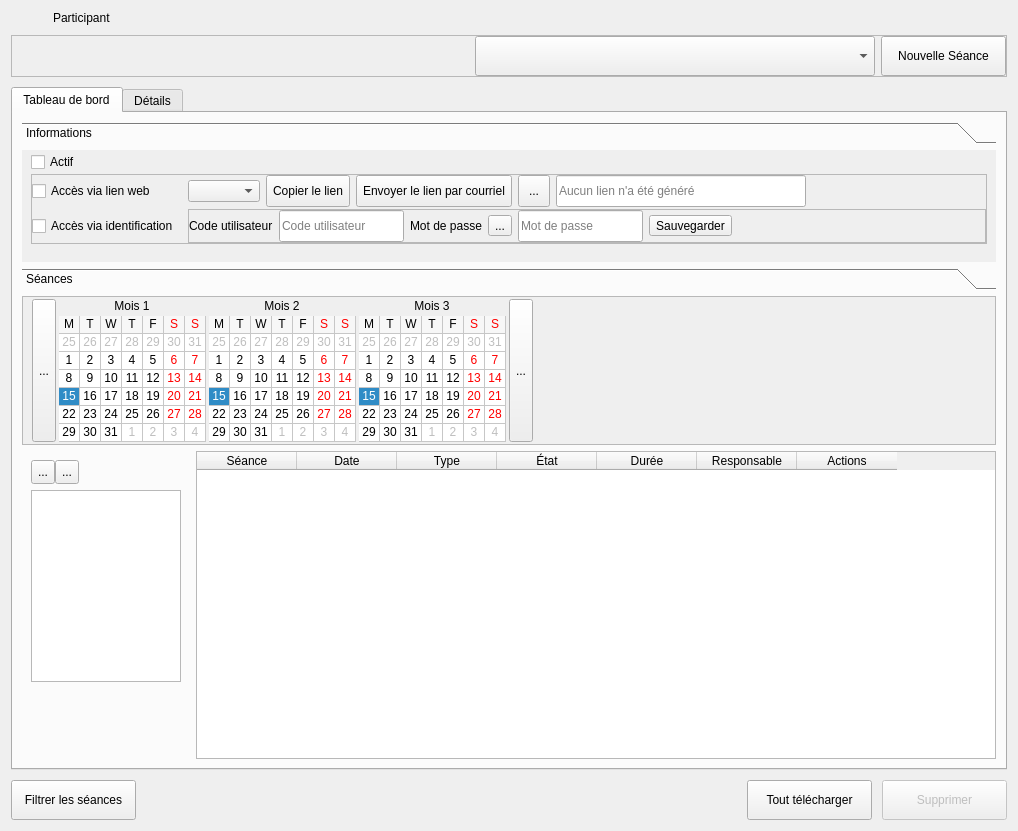
First picture: the form in client/src/editors/ParticipantWidget.ui, repository introlab/openteraplus, before the edit.
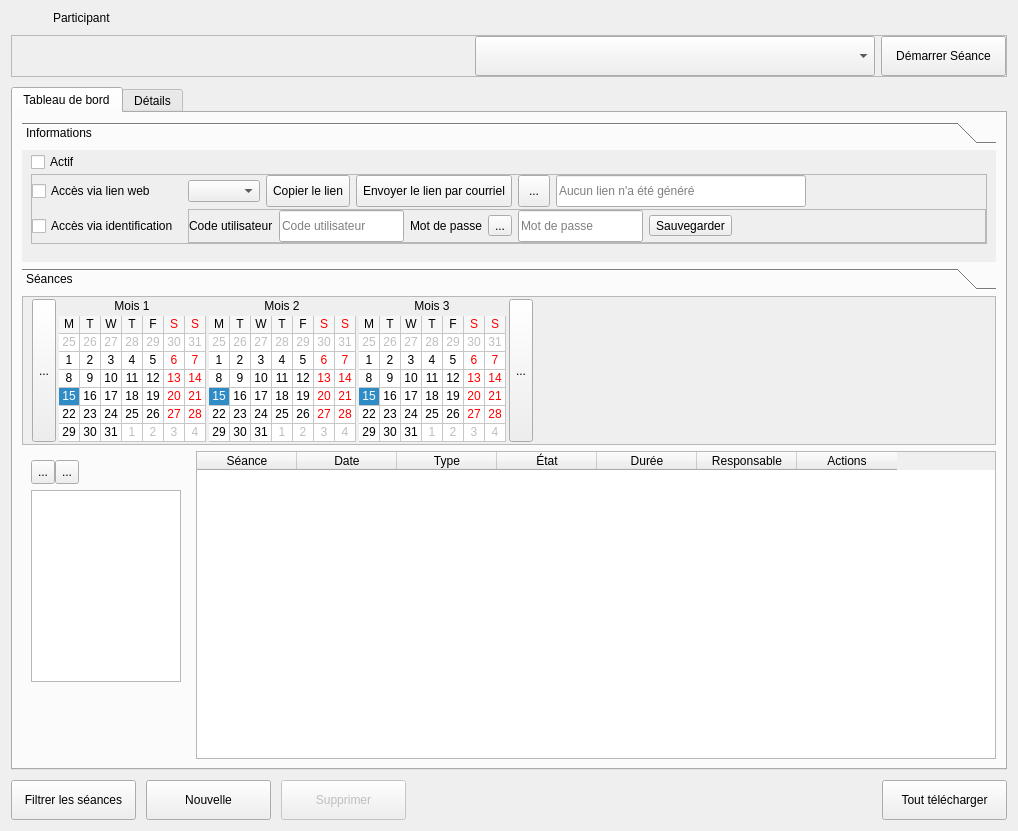
Second picture: the form after the edit. Icons and pictures are not drawn. Custom widgets are drawn as their Qt base class.

Diff of the .ui file:
```diff
--- a/client/src/editors/ParticipantWidget.ui
+++ b/client/src/editors/ParticipantWidget.ui
@@ -312,7 +312,7 @@
          <cursorShape>PointingHandCursor</cursorShape>
         </property>
         <property name="text">
-         <string>Nouvelle Séance</string>
+         <string>Démarrer Séance</string>
         </property>
         <property name="icon">
          <iconset resource="../../resources/TeraClient.qrc">
@@ -1830,6 +1830,61 @@
        </property>
       </widget>
      </item>
+     <item>
+      <widget class="QPushButton" name="btnAddSession">
+       <property name="minimumSize">
+        <size>
+         <width>125</width>
+         <height>40</height>
+        </size>
+       </property>
+       <property name="cursor">
+        <cursorShape>PointingHandCursor</cursorShape>
+       </property>
+       <property name="text">
+        <string>Nouvelle</string>
+       </property>
+       <property name="icon">
+        <iconset resource="../../resources/TeraClient.qrc">
+         <normaloff>:/icons/new.png</normaloff>:/icons/new.png</iconset>
+       </property>
+       <property name="iconSize">
+        <size>
+         <width>24</width>
+         <height>24</height>
+        </size>
+       </property>
+      </widget>
+     </item>
+     <item>
+      <widget class="QPushButton" name="btnDelSession">
+       <property name="enabled">
+        <bool>false</bool>
+       </property>
+       <property name="minimumSize">
+        <size>
+         <width>125</width>
+         <height>40</height>
+        </size>
+       </property>
+       <property name="cursor">
+        <cursorShape>PointingHandCursor</cursorShape>
+       </property>
+       <property name="text">
+        <string>Supprimer</string>
+       </property>
+       <property name="icon">
+        <iconset resource="../../resources/TeraClient.qrc">
+         <normaloff>:/icons/delete_old.png</normaloff>:/icons/delete_old.png</iconset>
+       </property>
+       <property name="iconSize">
+        <size>
+         <width>24</width>
+         <height>24</height>
+        </size>
+       </property>
+      </widget>
+     </item>
      <item>
       <spacer name="horizontalSpacer">
        <property name="orientation">
@@ -1872,35 +1927,6 @@
        </property>
       </widget>
      </item>
-     <item>
-      <widget class="QPushButton" name="btnDelSession">
-       <property name="enabled">
-        <bool>false</bool>
-       </property>
-       <property name="minimumSize">
-        <size>
-         <width>125</width>
-         <height>40</height>
-        </size>
-       </property>
-       <property name="cursor">
-        <cursorShape>PointingHandCursor</cursorShape>
-       </property>
-       <property name="text">
-        <string>Supprimer</string>
-       </property>
-       <property name="icon">
-        <iconset resource="../../resources/TeraClient.qrc">
-         <normaloff>:/icons/delete_old.png</normaloff>:/icons/delete_old.png</iconset>
-       </property>
-       <property name="iconSize">
-        <size>
-         <width>24</width>
-         <height>24</height>
-        </size>
-       </property>
-      </widget>
-     </item>
     </layout>
    </item>
   </layout>
```
Left out of the diff: 3 changed lines with no effect on the pictures.
